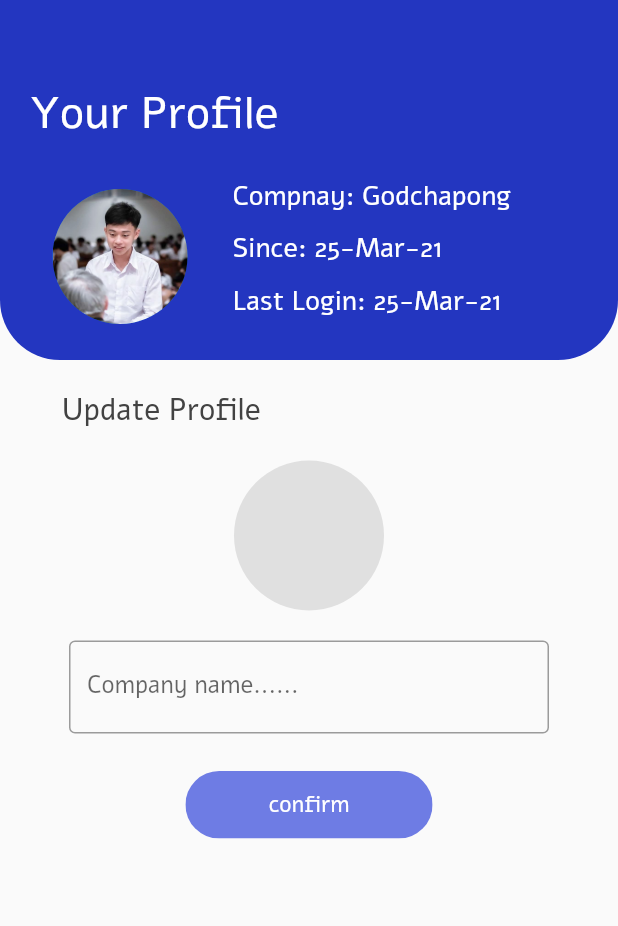
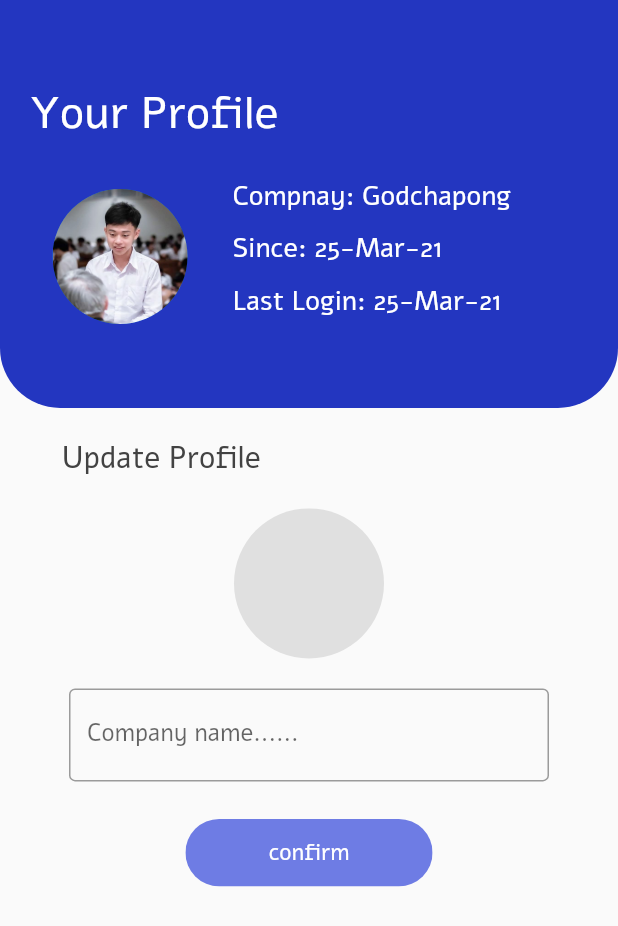
Before and after one commit to CSC234/Memby-application, a Flutter app: the Profile screen opened directly, after a tap on "Edit Profile", on a phone screen of 412 x 824 dp. Shown: the top 926 px of the screen. Run offline on Flutter 3.47's test engine with Material 2 defaults, Android fonts, the phone set to English and light mode, and no system bars; our stand-ins replace cloud_firestore, dotted_decoration, email_validator, firebase_auth, firebase_core, firebase_storage and 3 more; missing offline and left inert: flutter_auth_buttons; accounts and stored records are empty; network calls fail.

Commit message:
[UPDATE] profile screen

```diff
--- a/lib/components/Profile/changePassword.dart
+++ b/lib/components/Profile/changePassword.dart
@@ -22,7 +22,7 @@ class _ChangePassword extends State<ChangePassword> {
             body: SingleChildScrollView(
       child: Column(children: [
         SizedBox(
-          height: 240,
+          height: height * (33 / 100),
           child: Positioned(
             height: height,
             child: SizedBox(
--- a/lib/components/Profile/editProfile.dart
+++ b/lib/components/Profile/editProfile.dart
@@ -22,7 +22,7 @@ class _EditProfile extends State<EditProfile> {
             body: SingleChildScrollView(
       child: Column(children: [
         SizedBox(
-          height: 240,
+          height: height * (33 / 100),
           child: Positioned(
             height: height,
             child: SizedBox(
--- a/lib/screens/profileSreen.dart
+++ b/lib/screens/profileSreen.dart
@@ -154,16 +154,16 @@ class _ProfileState extends State<Profile> {
       SizedBox(
         height: 10,
       ),
-      IconButton(
-        onPressed: () {
-          context.read<FlutterFireAuthService>().getUserInfo();
-        },
-        icon: Icon(
-          Icons.check,
-          color: Colors.grey[500],
-          size: 30,
-        ),
-      ),
+      // IconButton(
+      //   onPressed: () {
+      //     context.read<FlutterFireAuthService>().getUserInfo();
+      //   },
+      //   icon: Icon(
+      //     Icons.check,
+      //     color: Colors.grey[500],
+      //     size: 30,
+      //   ),
+      // ),
       Main(onPress: () {
         print("Sign Out Pressed");
         context.read<FlutterFireAuthService>().signOut();
```
